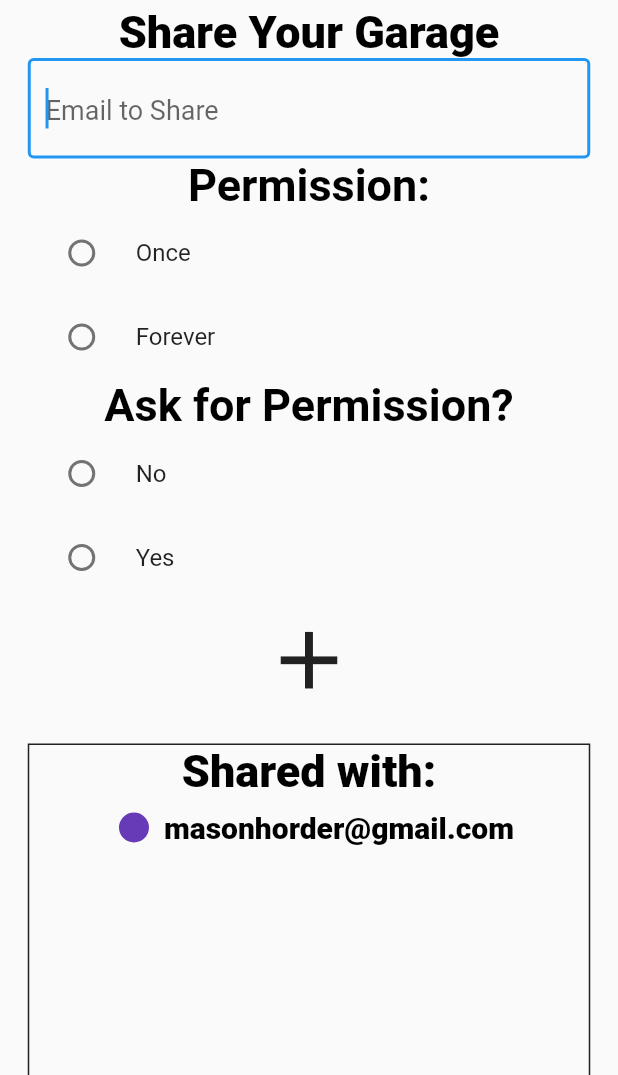
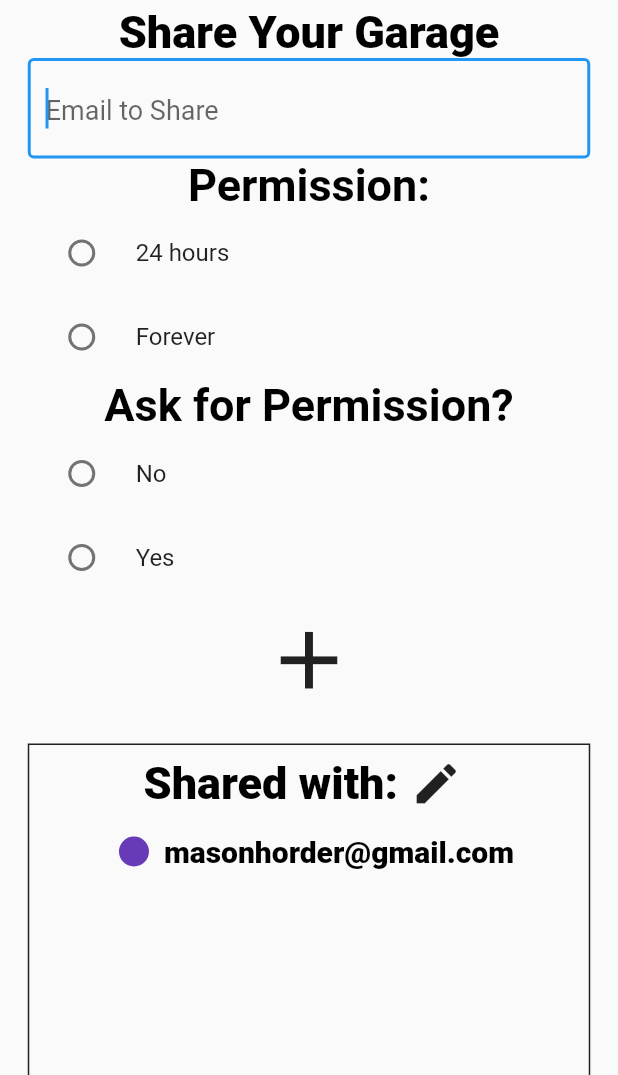
Before and after one commit to tvonsosen/smart-garage, a Flutter app: the SharePage screen opened directly, after a tap on the "add" icon, on a phone screen of 412 x 824 dp, the part 161-1236 px from its top. Run offline on Flutter 3.47's test engine with Material 2 defaults, Android fonts, the phone set to English and light mode, and no system bars.

Commit message:
My second commit

```diff
--- a/lib/functions/functions.dart
+++ b/lib/functions/functions.dart
@@ -13,3 +13,13 @@ buttonStatus() {
 changeGarageStatus() async {
   print('changing status');
 }
+
+addEmail() {
+  //! for add button
+  print("added");
+}
+
+editEmails() {
+  // ! to edit the email list
+  print('edited');
+}
--- a/lib/main.dart
+++ b/lib/main.dart
@@ -5,6 +5,7 @@ import 'package:smart_garage/screens/sharepage.dart';
 import 'package:smart_garage/style/global.dart';
 import 'package:smart_garage/functions/functions.dart';
 import 'package:smart_garage/style/pieces.dart';
+
 void main() {
   runApp(MyApp());
 }
@@ -75,7 +76,6 @@ class _SharePageState extends State<SharePage> {
         child: Column(
           children: <Widget>[
             Container(
-
               child: Row(
                 mainAxisAlignment: MainAxisAlignment.center,
                 children: [
@@ -114,28 +114,22 @@ class _SharePageState extends State<SharePage> {
                         border: OutlineInputBorder(),
                       )),
 
-
-
                   // * Radio buttons and their titles, permission time period/permission to use
                   Container(
                     alignment: Alignment.centerLeft,
-
                     child: Column(
                       children: [
-
                         Text('Permission:', style: switchButton),
-
                         RadioListTile(
                             value: 1,
                             groupValue: selectedRadio,
                             activeColor: Colors.deepPurple,
-                            title: Text("Once"),
+                            title: Text("24 hours"),
                             onChanged: (val) {
                               print(val);
                               setSelectedRadio(val);
                               //setSelecteedButton(val):
                             }),
-
                         RadioListTile(
                           value: 2,
                           groupValue: selectedRadio,
@@ -146,7 +140,6 @@ class _SharePageState extends State<SharePage> {
                             setSelectedRadio(val);
                           },
                         ),
-
                         Text('Ask for Permission?', style: switchButton),
                         RadioListTile(
                             value: 3,
@@ -157,7 +150,6 @@ class _SharePageState extends State<SharePage> {
                               print(val1);
                               setSelectedRadio2(val1);
                             }),
-
                         RadioListTile(
                           value: 4,
                           groupValue: selectedRadio2,
@@ -168,27 +160,34 @@ class _SharePageState extends State<SharePage> {
                             setSelectedRadio2(val1);
                           },
                         ),
-                       ], ),
+                      ],
+                    ),
                   ),
                   IconButton(
                       icon: Icon(Icons.add),
                       iconSize: 65,
                       onPressed: () {
-                        print("Added");
+                        addEmail();
                       }),
                   Container(
                       height: 275,
-                    margin:EdgeInsets.only(top:15),
-                    decoration: BoxDecoration (
+                      margin: EdgeInsets.only(top: 15),
+                      decoration: BoxDecoration(
                         border: Border.all(color: Colors.black87),
                       ),
-                    child: Column(
-                      children:[
+                      child: Column(children: [
+                        Row(
+                          mainAxisAlignment: MainAxisAlignment.center,
+                          children: [
                             Text('Shared with:', style: addButton),
+                            IconButton(
+                                icon: Icon(Icons.edit),
+                                iconSize: 35,
+                                onPressed: () {
+                                  editEmails();
+                                })],),
                         shareLog()
-                      ]
-                    )
-                  )
+                      ]))
                 ],
               ),
             ),
```
Lines whose indentation alone changed are shown as unchanged.
